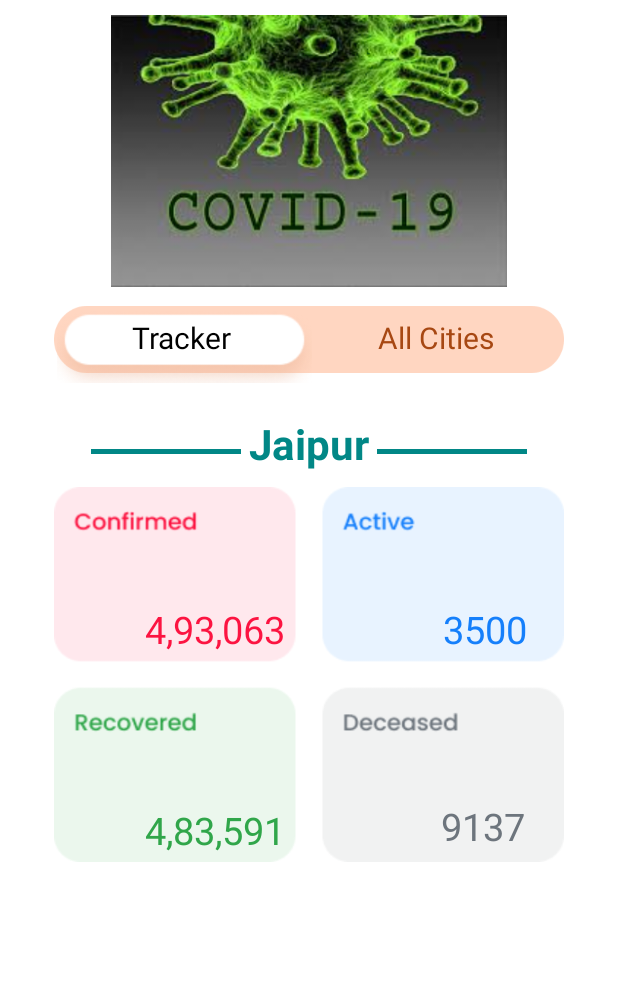
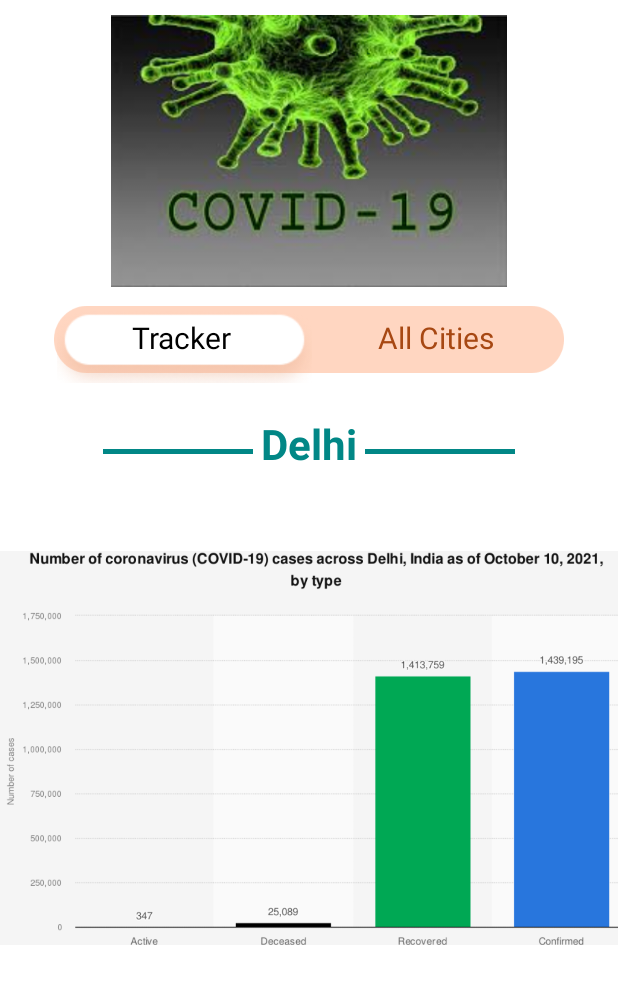
Before and after one commit to mitali-1703/LGM-VIP-Android-Development, an Android app: the screen it shows after launch (MainActivity2), on a phone screen of 412 x 824 dp, the part 212-1216 px from its top. Run offline under Robolectric (Android 15) with nearby library versions, the phone set to English and light mode, and no system bars.

Commit message:
Added the complete app with some new images

```diff
--- a/TASK1/app/src/main/res/layout/activity_main2.xml
+++ b/TASK1/app/src/main/res/layout/activity_main2.xml
@@ -112,7 +112,7 @@
             android:layout_height="wrap_content"
             android:paddingLeft="5dp"
             android:paddingRight="5dp"
-            android:text="Jaipur"
+            android:text="Delhi"
             android:textSize="28dp"
             android:textStyle="bold"
             android:textColor="@color/teal_700"/>
@@ -123,72 +123,78 @@
             android:layout_marginTop="5dp"/>
     </LinearLayout>
 
-
-    <androidx.constraintlayout.widget.ConstraintLayout
-        android:layout_marginTop="10dp"
-        android:layout_gravity="center"
-        android:layout_width="340dp"
-        android:layout_height="250dp"
-        android:background="@drawable/stats"
-        android:layout_marginBottom="20dp">
+    <ImageView
+        android:id="@+id/imageView"
+        android:layout_width="match_parent"
+        android:layout_height="wrap_content"
+        app:srcCompat="@drawable/graph1" />
 
 
-        <TextView
-            android:id="@+id/textView6"
-            android:layout_width="wrap_content"
-            android:layout_height="wrap_content"
-            android:text="9137"
-            android:textColor="#6D757D"
-            android:textSize="25dp"
-            app:layout_constraintBottom_toBottomOf="parent"
-            app:layout_constraintEnd_toEndOf="parent"
-            app:layout_constraintHorizontal_bias="0.908"
-            app:layout_constraintStart_toStartOf="parent"
-            app:layout_constraintTop_toTopOf="parent"
-            app:layout_constraintVertical_bias="0.97" />
+    <!--    <androidx.constraintlayout.widget.ConstraintLayout-->
+<!--        android:layout_marginTop="10dp"-->
+<!--        android:layout_gravity="center"-->
+<!--        android:layout_width="340dp"-->
+<!--        android:layout_height="250dp"-->
+<!--        android:background="@drawable/stats"-->
+<!--        android:layout_marginBottom="20dp">-->
 
-        <TextView
-            android:id="@+id/textView5"
-            android:layout_width="wrap_content"
-            android:layout_height="wrap_content"
-            android:text="3500"
-            android:textColor="#157FFB"
-            android:textSize="25dp"
-            app:layout_constraintBottom_toBottomOf="parent"
-            app:layout_constraintEnd_toEndOf="parent"
-            app:layout_constraintHorizontal_bias="0.912"
-            app:layout_constraintStart_toStartOf="parent"
-            app:layout_constraintTop_toTopOf="parent"
-            app:layout_constraintVertical_bias="0.36" />
 
-        <TextView
-            android:id="@+id/textView4"
-            android:layout_width="wrap_content"
-            android:layout_height="wrap_content"
-            android:text="4,83,591"
-            android:textColor="#30A64A"
-            android:textSize="25dp"
-            app:layout_constraintBottom_toBottomOf="parent"
-            app:layout_constraintEnd_toEndOf="parent"
-            app:layout_constraintHorizontal_bias="0.245"
-            app:layout_constraintStart_toStartOf="parent"
-            app:layout_constraintTop_toTopOf="parent"
-            app:layout_constraintVertical_bias="0.98" />
+<!--        <TextView-->
+<!--            android:id="@+id/textView6"-->
+<!--            android:layout_width="wrap_content"-->
+<!--            android:layout_height="wrap_content"-->
+<!--            android:text="9137"-->
+<!--            android:textColor="#6D757D"-->
+<!--            android:textSize="25dp"-->
+<!--            app:layout_constraintBottom_toBottomOf="parent"-->
+<!--            app:layout_constraintEnd_toEndOf="parent"-->
+<!--            app:layout_constraintHorizontal_bias="0.908"-->
+<!--            app:layout_constraintStart_toStartOf="parent"-->
+<!--            app:layout_constraintTop_toTopOf="parent"-->
+<!--            app:layout_constraintVertical_bias="0.97" />-->
 
-        <TextView
-            android:id="@+id/textView3"
-            android:layout_width="wrap_content"
-            android:layout_height="wrap_content"
-            android:text="4,93,063"
-            android:textColor="#FC1441"
-            android:textSize="25dp"
-            app:layout_constraintBottom_toBottomOf="parent"
-            app:layout_constraintEnd_toEndOf="parent"
-            app:layout_constraintHorizontal_bias="0.245"
-            app:layout_constraintStart_toStartOf="parent"
-            app:layout_constraintTop_toTopOf="parent"
-            app:layout_constraintVertical_bias="0.36" />
-    </androidx.constraintlayout.widget.ConstraintLayout>
+<!--        <TextView-->
+<!--            android:id="@+id/textView5"-->
+<!--            android:layout_width="wrap_content"-->
+<!--            android:layout_height="wrap_content"-->
+<!--            android:text="3500"-->
+<!--            android:textColor="#157FFB"-->
+<!--            android:textSize="25dp"-->
+<!--            app:layout_constraintBottom_toBottomOf="parent"-->
+<!--            app:layout_constraintEnd_toEndOf="parent"-->
+<!--            app:layout_constraintHorizontal_bias="0.912"-->
+<!--            app:layout_constraintStart_toStartOf="parent"-->
+<!--            app:layout_constraintTop_toTopOf="parent"-->
+<!--            app:layout_constraintVertical_bias="0.36" />-->
+
+<!--        <TextView-->
+<!--            android:id="@+id/textView4"-->
+<!--            android:layout_width="wrap_content"-->
+<!--            android:layout_height="wrap_content"-->
+<!--            android:text="4,83,591"-->
+<!--            android:textColor="#30A64A"-->
+<!--            android:textSize="25dp"-->
+<!--            app:layout_constraintBottom_toBottomOf="parent"-->
+<!--            app:layout_constraintEnd_toEndOf="parent"-->
+<!--            app:layout_constraintHorizontal_bias="0.245"-->
+<!--            app:layout_constraintStart_toStartOf="parent"-->
+<!--            app:layout_constraintTop_toTopOf="parent"-->
+<!--            app:layout_constraintVertical_bias="0.98" />-->
+
+<!--        <TextView-->
+<!--            android:id="@+id/textView3"-->
+<!--            android:layout_width="wrap_content"-->
+<!--            android:layout_height="wrap_content"-->
+<!--            android:text="4,93,063"-->
+<!--            android:textColor="#FC1441"-->
+<!--            android:textSize="25dp"-->
+<!--            app:layout_constraintBottom_toBottomOf="parent"-->
+<!--            app:layout_constraintEnd_toEndOf="parent"-->
+<!--            app:layout_constraintHorizontal_bias="0.245"-->
+<!--            app:layout_constraintStart_toStartOf="parent"-->
+<!--            app:layout_constraintTop_toTopOf="parent"-->
+<!--            app:layout_constraintVertical_bias="0.36" />-->
+<!--    </androidx.constraintlayout.widget.ConstraintLayout>-->
 
 
 </LinearLayout>
```
Also changed, not shown: TASK1/app/src/main/res/drawable/graph1.png (added).
